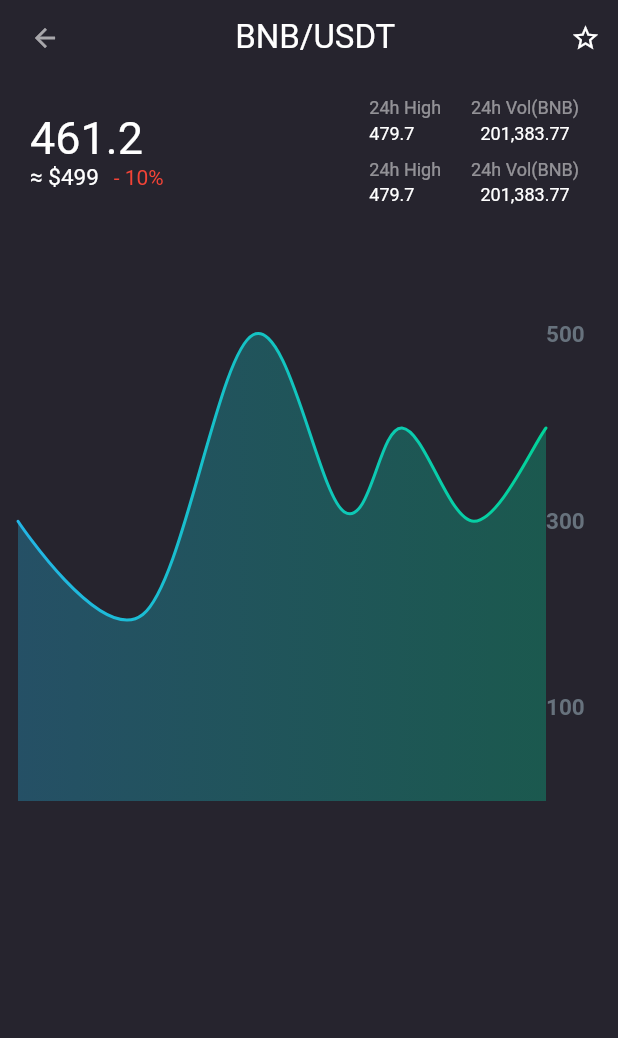
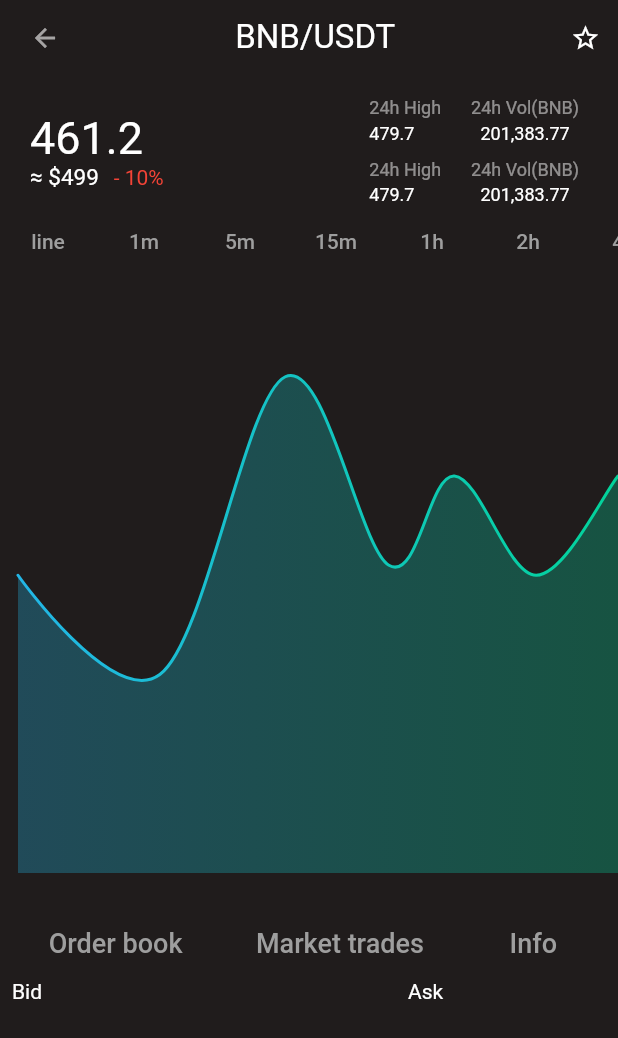
Before and after one commit to truong02bp/crypto-exchanges, a Flutter app: the screen it shows after launch, item 2 of the bottom bar chosen, after a tap on "Click here", on a phone screen of 412 x 824 dp. Shown: the top 1038 px of the screen. Run offline on Flutter 3.47's test engine with Material 2 defaults, Android fonts, the light colour scheme and no system bars; drawn by our look-alikes of fl_chart; our stand-ins replace flutter_bloc.

Commit message:
update background and chart

```diff
--- a/crypto_exchanges-ui/lib/screens/coin_detail/components/chart.dart
+++ b/crypto_exchanges-ui/lib/screens/coin_detail/components/chart.dart
@@ -16,19 +16,40 @@
 
   @override
   Widget build(BuildContext context) {
-    return Stack(
+    return Column(
+      children: [
+        SingleChildScrollView(
+          scrollDirection: Axis.horizontal,
+          child: Row(
+            children: [
+              TextButton(onPressed: () {}, child: Text('line')),
+              TextButton(onPressed: () {}, child: Text('1m')),
+              TextButton(onPressed: () {}, child: Text('5m')),
+              TextButton(onPressed: () {}, child: Text('15m')),
+              TextButton(onPressed: () {}, child: Text('1h')),
+              TextButton(onPressed: () {}, child: Text('2h')),
+              TextButton(onPressed: () {}, child: Text('4h')),
+              TextButton(onPressed: () {}, child: Text('6h')),
+              TextButton(onPressed: () {}, child: Text('12h')),
+              TextButton(onPressed: () {}, child: Text('1d')),
+            ],
+          ),
+        ),
+        Stack(
           children: <Widget>[
             AspectRatio(
               aspectRatio: 1,
               child: Container(
                 child: Padding(
                   padding: const EdgeInsets.only(
-                  right: 18.0, left: 12.0, top: 24, bottom: 12),
+                      right: 0, left: 12.0, top: 0, bottom: 12),
                   child: LineChart(
                     mainData(),
                   ),
                 ),
               ),
+            ),
+          ],
         ),
       ],
     );
@@ -41,28 +62,7 @@
       ),
       titlesData: FlTitlesData(
         show: true,
-        rightTitles: SideTitles(
-          showTitles: true,
-          interval: 1,
-          getTextStyles: (context, value) => const TextStyle(
-            color: Color(0xff67727d),
-            fontWeight: FontWeight.bold,
-            fontSize: 15,
-          ),
-          getTitles: (value) {
-            switch (value.toInt()) {
-              case 1:
-                return '100';
-              case 3:
-                return '300';
-              case 5:
-                return '500';
-            }
-            return '';
-          },
-          reservedSize: 30,
-          margin: 0,
-        ),
+        rightTitles: SideTitles(showTitles: false),
         topTitles: SideTitles(showTitles: false),
         bottomTitles: SideTitles(
           showTitles: true,
--- a/crypto_exchanges-ui/lib/screens/coin_detail/components/exchange.dart
+++ b/crypto_exchanges-ui/lib/screens/coin_detail/components/exchange.dart
@@ -10,6 +10,70 @@
 class _ExchangeState extends State<Exchange> {
   @override
   Widget build(BuildContext context) {
-    return Container();
+    return Padding(
+      padding: const EdgeInsets.all(8.0),
+      child: Column(
+        children: [
+          Row(
+            mainAxisAlignment: MainAxisAlignment.spaceAround,
+            children: [
+              TextButton(
+                  onPressed: () {},
+                  child: Text(
+                    'Order book',
+                    style: TextStyle(fontSize: 18),
+                  )),
+              TextButton(
+                  onPressed: () {},
+                  child: Text(
+                    'Market trades',
+                    style: TextStyle(fontSize: 18),
+                  )),
+              TextButton(
+                  onPressed: () {},
+                  child: Text(
+                    'Info',
+                    style: TextStyle(fontSize: 18),
+                  )),
+            ],
+          ),
+          Row(
+            children: [
+              Flexible(
+                child: Text('Bid'),
+                flex: 2,
+                fit: FlexFit.tight,
+              ),
+              Flexible(
+                child: Text('Ask'),
+                flex: 1,
+                fit: FlexFit.tight,
+              ),
+              // Flexible(
+              //   child: PopupMenuButton
+              //   flex: 1,
+              //   fit: FlexFit.tight,
+              // ),
+            ],
+          ),
+          Row(
+            children: [
+              Flexible(
+                child: Column(
+                  children: [],
+                ),
+                flex: 1,
+              ),
+              Flexible(
+                child: Column(
+                  children: [],
+                ),
+                flex: 1,
+              ),
+            ],
+          ),
+        ],
+      ),
+    );
   }
 }
--- a/crypto_exchanges-ui/lib/theme_provider.dart
+++ b/crypto_exchanges-ui/lib/theme_provider.dart
@@ -7,13 +7,14 @@
   ThemeProvider({required this.isLightTheme});
 
   ThemeData themeData() {
+    Color black = Color(0xFF201c1c);
     return ThemeData(
       visualDensity: VisualDensity.adaptivePlatformDensity,
       primarySwatch: isLightTheme ? Colors.grey : Colors.grey,
-      primaryColor: isLightTheme ? Colors.white : Color(0xFF26242e),
+      primaryColor: isLightTheme ? Colors.white : black,
       brightness: isLightTheme ? Brightness.light : Brightness.dark,
-      backgroundColor: isLightTheme ? Color(0xFFFFFFFF) : Colors.black,
-      scaffoldBackgroundColor: isLightTheme ? Color(0xFFFFFFFF) : Color(0xFF26242e),
+      backgroundColor: isLightTheme ? Color(0xFFFFFFFF) : black,
+      scaffoldBackgroundColor: isLightTheme ? Color(0xFFFFFFFF) : black,
     );
   }
 
--- a/crypto_exchanges-ui/pubspec.yaml
+++ b/crypto_exchanges-ui/pubspec.yaml
@@ -31,7 +31,6 @@
   flutter_native_splash: ^1.2.3
   fl_chart: ^0.41.0
   flutter_bloc: ^8.0.1
-
 dev_dependencies:
   flutter_test:
     sdk: flutter
```
Lines whose indentation alone changed are shown as unchanged.
